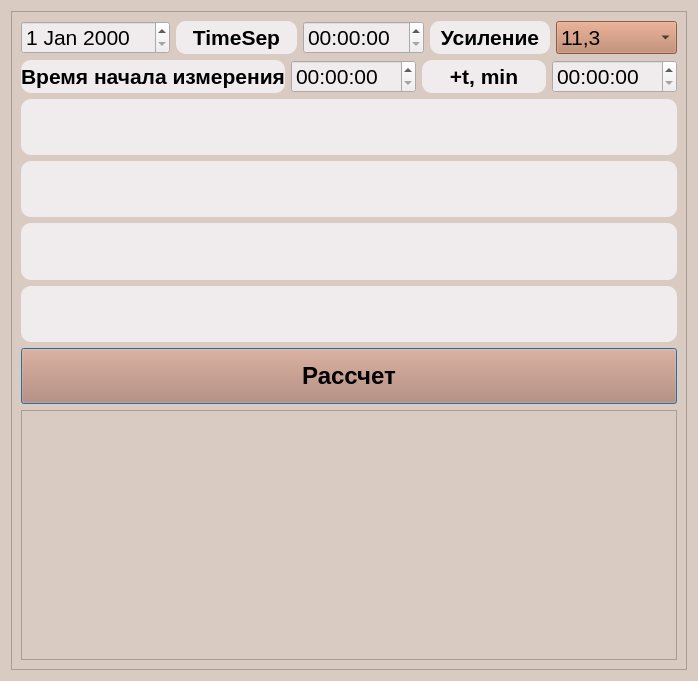
First picture: the form in dozecalc_window.ui, repository StepanKatin/Calc_activity, before the edit.
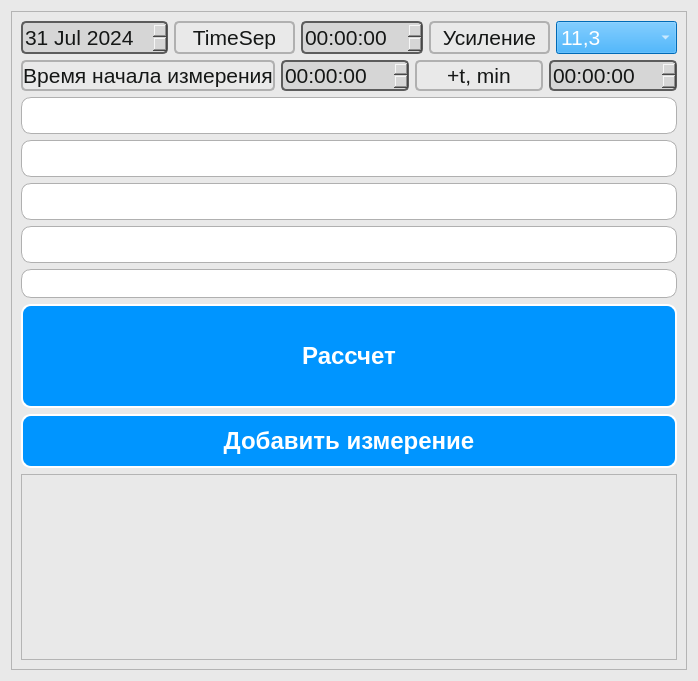
Second picture: the form after the edit.

Diff of the .ui file:
```diff
--- a/dozecalc_window.ui
+++ b/dozecalc_window.ui
@@ -14,7 +14,7 @@
    <string>Dialog</string>
   </property>
   <property name="styleSheet">
-   <string notr="true">background-color: #d9cbc2</string>
+   <string notr="true">background-color: #E9E9E9;</string>
   </property>
   <layout class="QGridLayout" name="gridLayout_2">
    <item row="0" column="0">
@@ -29,7 +29,10 @@
       <item>
        <layout class="QHBoxLayout" name="horizontalLayout">
         <item>
-         <widget class="QDateEdit" name="date_ppd_mes">
+         <widget class="QDateEdit" name="date_dozc_day">
+          <property name="enabled">
+           <bool>true</bool>
+          </property>
           <property name="maximumSize">
            <size>
             <width>250</width>
@@ -38,9 +41,26 @@
           </property>
           <property name="styleSheet">
            <string notr="true">font: 16pt;
-background-color: #f0eced;
+background-color: #D6D6D6;
+color: #151716;
+border: 2px solid #5c5c5c;
+border-radius: 5px;
+
 </string>
           </property>
+          <property name="dateTime">
+           <datetime>
+            <hour>18</hour>
+            <minute>0</minute>
+            <second>0</second>
+            <year>2024</year>
+            <month>7</month>
+            <day>31</day>
+           </datetime>
+          </property>
+          <property name="currentSection">
+           <enum>QDateTimeEdit::Section::DaySection</enum>
+          </property>
          </widget>
         </item>
         <item>
@@ -53,9 +73,10 @@
           </property>
           <property name="styleSheet">
            <string notr="true">font: 16pt;
-background-color: #f0eced;
-font-weight: bold;
-border-radius: 10px</string>
+
+color: #151716;;
+border-radius: 5px;
+border: 2px solid #B0B0B0;</string>
           </property>
           <property name="text">
            <string>TimeSep</string>
@@ -75,7 +96,17 @@
           </property>
           <property name="styleSheet">
            <string notr="true">font: 16pt;
-background-color: #f0eced</string>
+background-color: #D6D6D6;
+color: #151716;
+border: 2px solid #5c5c5c;
+border-radius: 5px;
+</string>
+          </property>
+          <property name="keyboardTracking">
+           <bool>true</bool>
+          </property>
+          <property name="currentSection">
+           <enum>QDateTimeEdit::Section::MinuteSection</enum>
           </property>
          </widget>
         </item>
@@ -89,9 +120,9 @@
           </property>
           <property name="styleSheet">
            <string notr="true">font: 16pt;
-background-color: #f0eced;
-font-weight: bold;
-border-radius: 10px</string>
+color: #151716;;
+border-radius: 5px;
+border: 2px solid #B0B0B0;</string>
           </property>
           <property name="text">
            <string>Усиление</string>
@@ -115,13 +146,13 @@
           <property name="styleSheet">
            <string notr="true">QComboBox{
 font-size: 16pt;
-color: black;}
+color: #FFFFFF;}
 
 QComboBox {
-background-color: #be8164}
+background-color: #0095FF}
 
 QComboBox:item{
-color: black:}
+color: FFFFF:}
 </string>
           </property>
           <item>
@@ -150,9 +181,10 @@
           </property>
           <property name="styleSheet">
            <string notr="true">font: 16pt;
-background-color: #f0eced;
-font-weight: bold;
-border-radius: 10px</string>
+
+color: #151716;;
+border-radius: 5px;
+border: 2px solid #B0B0B0;</string>
           </property>
           <property name="text">
            <string>Время начала измерения</string>
@@ -172,7 +204,12 @@
           </property>
           <property name="styleSheet">
            <string notr="true">font: 16pt;
-background-color: #f0eced</string>
+background-color: #D6D6D6;
+color: #151716;
+border: 2px solid #5c5c5c;
+border-radius: 5px;
+
+</string>
           </property>
          </widget>
         </item>
@@ -186,9 +223,10 @@
           </property>
           <property name="styleSheet">
            <string notr="true">font: 16pt;
-background-color: #f0eced;
-font-weight: bold;
-border-radius: 10px</string>
+
+color: #151716;;
+border-radius: 5px;
+border: 2px solid #B0B0B0;</string>
           </property>
           <property name="text">
            <string>+t, min</string>
@@ -208,7 +246,15 @@
           </property>
           <property name="styleSheet">
            <string notr="true">font: 16pt;
-background-color: #f0eced</string>
+background-color: #D6D6D6;
+color: #151716;
+border: 2px solid #5c5c5c;
+border-radius: 5px;
+
+</string>
+          </property>
+          <property name="currentSection">
+           <enum>QDateTimeEdit::Section::HourSection</enum>
           </property>
          </widget>
         </item>
@@ -216,18 +262,54 @@
       </item>
       <item>
        <layout class="QGridLayout" name="gridLayout">
+        <item row="5" column="0">
+         <widget class="QLineEdit" name="lineEdit_dozc_data_5">
+          <property name="styleSheet">
+           <string notr="true">font: 16pt;
+color: #151716;
+background-color: #FFFFFF;
+border-radius: 10px;
+border: 1px solid #B0B0B0;</string>
+          </property>
+         </widget>
+        </item>
+        <item row="8" column="0">
+         <widget class="QTableView" name="tableView_dozcalc_result">
+          <property name="maximumSize">
+           <size>
+            <width>16777215</width>
+            <height>250</height>
+           </size>
+          </property>
+          <property name="styleSheet">
+           <string notr="true"/>
+          </property>
+         </widget>
+        </item>
+        <item row="4" column="0">
+         <widget class="QLineEdit" name="lineEdit_dozc_data_4">
+          <property name="styleSheet">
+           <string notr="true">font: 16pt;
+color: #151716;
+background-color: #FFFFFF;
+border-radius: 10px;
+border: 1px solid #B0B0B0;
+height: 35px;</string>
+          </property>
+          <property name="alignment">
+           <set>Qt::AlignmentFlag::AlignCenter</set>
+          </property>
+         </widget>
+        </item>
         <item row="1" column="0">
-         <widget class="QLineEdit" name="lineEdit_ppd_data_1">
-          <property name="maximumSize">
-           <size>
-            <width>16777215</width>
-            <height>100</height>
-           </size>
-          </property>
+         <widget class="QLineEdit" name="lineEdit_dozc_data_1">
           <property name="styleSheet">
            <string notr="true">font: 16pt;
-background-color: #f0eced;
-border-radius: 10px</string>
+color: #151716;
+background-color: #FFFFFF;
+border-radius: 10px;
+border: 1px solid #B0B0B0;
+height: 35px;</string>
           </property>
           <property name="text">
            <string/>
@@ -238,91 +320,91 @@
          </widget>
         </item>
         <item row="3" column="0">
-         <widget class="QLineEdit" name="lineEdit_ppd_data_3">
-          <property name="maximumSize">
-           <size>
-            <width>16777215</width>
-            <height>100</height>
-           </size>
-          </property>
+         <widget class="QLineEdit" name="lineEdit_dozc_data_3">
           <property name="styleSheet">
            <string notr="true">font: 16pt;
-background-color: #f0eced;
-border-radius: 10px</string>
+color: #151716;
+background-color: #FFFFFF;
+border-radius: 10px;
+border: 1px solid #B0B0B0;
+height: 35px;</string>
           </property>
           <property name="alignment">
            <set>Qt::AlignmentFlag::AlignCenter</set>
           </property>
          </widget>
         </item>
-        <item row="2" column="0">
-         <widget class="QLineEdit" name="lineEdit_ppd_data_2">
-          <property name="maximumSize">
-           <size>
-            <width>16777215</width>
-            <height>100</height>
-           </size>
-          </property>
-          <property name="styleSheet">
-           <string notr="true">font: 16pt;
-background-color: #f0eced;
-border-radius: 10px</string>
-          </property>
-          <property name="alignment">
-           <set>Qt::AlignmentFlag::AlignCenter</set>
-          </property>
-         </widget>
-        </item>
-        <item row="4" column="0">
-         <widget class="QLineEdit" name="lineEdit_ppd_data_4">
-          <property name="maximumSize">
-           <size>
-            <width>16777215</width>
-            <height>100</height>
-           </size>
-          </property>
-          <property name="styleSheet">
-           <string notr="true">font: 16pt;
-background-color: #f0eced;
-border-radius: 10px</string>
-          </property>
-          <property name="alignment">
-           <set>Qt::AlignmentFlag::AlignCenter</set>
-          </property>
-         </widget>
-        </item>
-        <item row="5" column="0">
-         <widget class="QPushButton" name="pushButton_ppd_calc">
-          <property name="maximumSize">
-           <size>
-            <width>16777215</width>
-            <height>150</height>
-           </size>
-          </property>
+        <item row="6" column="0">
+         <widget class="QPushButton" name="pushButton_dozc_calc">
           <property name="layoutDirection">
            <enum>Qt::LayoutDirection::LeftToRight</enum>
           </property>
           <property name="styleSheet">
-           <string notr="true">background-color: #be8164;
+           <string notr="true">QPushButton{ 
+background-color: #0095FF;
 font: 18pt;
-color: black;
-font-weight: bold;</string>
+font-weight: bold;
+color: #FFFFFF;
+border-radius: 10px;
+font-color: #151716;
+border: 2px solid #FFFFFF;
+width: 400px;
+height: 100px
+}
+
+QPushButton:hover { 
+background-color: rgba(0,149,255, 100);
+}
+QPushButton:pressed { 
+background-color:  rgba(0,149,255, 70);
+}
+</string>
           </property>
           <property name="text">
            <string>Рассчет</string>
           </property>
          </widget>
         </item>
-        <item row="6" column="0">
-         <widget class="QTableView" name="tableView_dozcalc_result">
-          <property name="maximumSize">
-           <size>
-            <width>16777215</width>
-            <height>250</height>
-           </size>
+        <item row="2" column="0">
+         <widget class="QLineEdit" name="lineEdit_dozc_data_2">
+          <property name="styleSheet">
+           <string notr="true">font: 16pt;
+color: #151716;
+background-color: #FFFFFF;
+border-radius: 10px;
+border: 1px solid #B0B0B0;
+height: 35px;</string>
           </property>
+          <property name="alignment">
+           <set>Qt::AlignmentFlag::AlignCenter</set>
+          </property>
+         </widget>
+        </item>
+        <item row="7" column="0">
+         <widget class="QPushButton" name="pushButton_dozc_addline">
           <property name="styleSheet">
-           <string notr="true"/>
+           <string notr="true">QPushButton{ 
+background-color: #0095FF;
+font: 18pt;
+font-weight: bold;
+color: #FFFFFF;
+border-radius: 10px;
+font-color: #151716;
+border: 2px solid #FFFFFF;
+width: 400px;
+height: 50px;
+}
+
+QPushButton:hover { 
+background-color: rgba(0,149,255, 100);
+}
+QPushButton:pressed { 
+background-color:  rgba(0,149,255, 70);
+}
+</string>
+          </property>
+          <property name="text">
+           <string>Добавить измерение</string>
           </property>
          </widget>
         </item>
```
Left out of the diff: 16 changed lines with no effect on the pictures.
